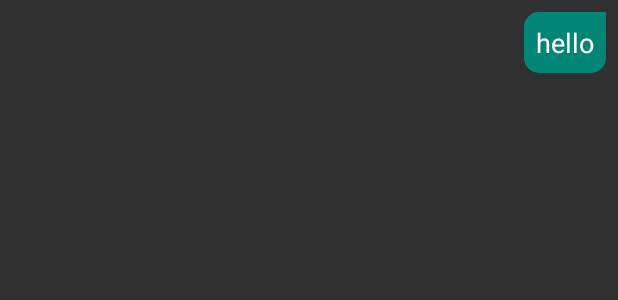
After one commit to DanielOy/PracticasAndroidApp, an Android app: the layout chat_item_right.xml on its own in the app's theme, with its tools: preview values and no code run, on a phone screen of 412 x 824 dp. The commit adds this screen. Shown: the top 300 px of the screen. Run offline under Robolectric (Android 15) with nearby library versions, the phone set to English and light mode, and no system bars.

Commit message:
Mensajes casi listos

```diff
--- a/app/src/main/AndroidManifest.xml
+++ b/app/src/main/AndroidManifest.xml
@@ -65,7 +65,8 @@
             android:theme="@style/Theme.AppCompat" />
         <activity android:name=".FireBaseChat" />
         <activity android:name=".RegistroChatFire" />
-        <activity android:name=".ContenidoFire"></activity>
+        <activity android:name=".ContenidoFire" />
+        <activity android:name=".MessageActivity"></activity>
     </application>
 
 </manifest>
--- /dev/null
+++ b/app/src/main/res/drawable/background_right.xml
@@ -0,0 +1,11 @@
+<?xml version="1.0" encoding="utf-8"?>
+<shape xmlns:android="http://schemas.android.com/apk/res/android"
+    android:shape="rectangle">
+
+    <corners
+        android:radius="10dp"
+        android:topRightRadius="0dp"/>
+
+    <solid android:color="@color/colorPrimary"/>
+
+</shape>
--- /dev/null
+++ b/app/src/main/res/layout/chat_item_right.xml
@@ -0,0 +1,46 @@
+<?xml version="1.0" encoding="utf-8"?>
+<RelativeLayout
+    xmlns:android="http://schemas.android.com/apk/res/android"
+    android:layout_width="match_parent"
+    android:padding="8dp"
+    android:layout_height="wrap_content">
+
+    <RelativeLayout
+        android:layout_width="300dp"
+        android:layout_alignParentEnd="true"
+        android:layout_height="wrap_content"
+        android:layout_alignParentRight="true">
+
+        <TextView
+            android:layout_width="wrap_content"
+            android:layout_height="wrap_content"
+            android:id="@+id/username"
+            android:textSize="18sp"
+            android:layout_marginLeft="25dp"
+            android:textColor="#fff"
+            android:textStyle="bold"
+            android:layout_marginStart="25dp" />
+
+        <TextView
+            android:layout_width="wrap_content"
+            android:layout_height="wrap_content"
+            android:background="@drawable/background_right"
+            android:text="hello"
+            android:layout_alignParentEnd="true"
+            android:id="@+id/show_message"
+            android:textSize="18sp"
+            android:textColor="#fff"
+            android:padding="8dp"
+            android:layout_alignParentRight="true" />
+
+        <TextView
+            android:layout_width="wrap_content"
+            android:layout_height="wrap_content"
+            android:id="@+id/txt_seen"
+            android:layout_below="@id/show_message"
+            android:layout_alignParentRight="true"
+            android:layout_alignParentEnd="true" />
+
+    </RelativeLayout>
+
+</RelativeLayout>
```
Also changed, not shown: app/src/main/java/com/example/danny/apprepositorio/Adapter/UserAdapter.java (added, +77 -0 lines), app/src/main/java/com/example/danny/apprepositorio/Fragments/UsersFragment.java (+116 -1 lines), app/src/main/java/com/example/danny/apprepositorio/MessageActivity.java (added, +109 -0 lines), app/src/main/res/drawable/background_left.xml (added, +11 -0 lines), app/src/main/res/layout/activity_message.xml (added, +73 -0 lines), app/src/main/res/layout/chat_item_left.xml (added, +35 -0 lines), app/src/main/res/layout/fragment_users.xml (+13 -7 lines), app/src/main/res/layout/user_item.xml (added, +32 -0 lines).
